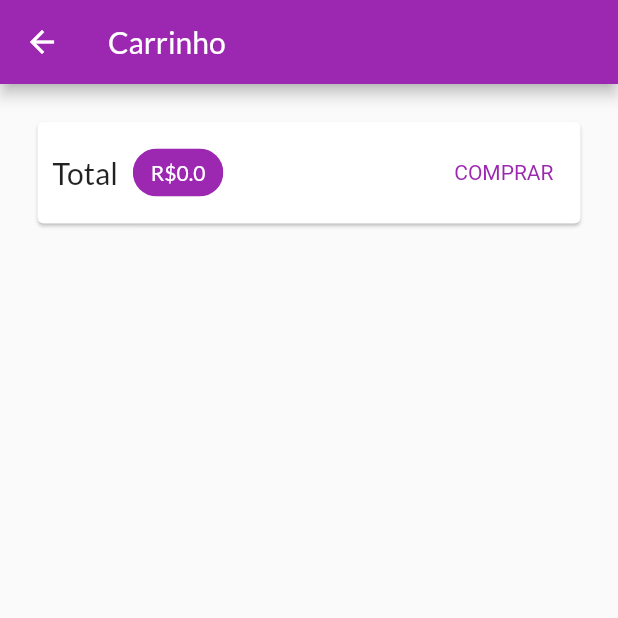
After one commit to souzap371/shop, a Flutter app: the CartPage screen opened by its route, on a phone screen of 412 x 824 dp, the top half of it. The commit adds this screen. Run offline on Flutter 3.47's test engine with Material 2 defaults, Android fonts, the phone set to English and light mode, and no system bars; network calls fail.

Commit message:
atribuição de provider e multiprovider, configuração do carrinho

```diff
--- a/lib/data/dummy_data.dart
+++ b/lib/data/dummy_data.dart
@@ -3,7 +3,7 @@ import 'package:shop/models/product.dart';
 final dummyProducts = [
   Product(
     id: 'p1',
-    title: 'Red Shirt',
+    name: 'Red Shirt',
     description: 'A red shirt - it is pretty red!',
     price: 29.99,
     imageUrl:
@@ -11,7 +11,7 @@ final dummyProducts = [
   ),
   Product(
     id: 'p2',
-    title: 'Trousers',
+    name: 'Trousers',
     description: 'A nice pair of trousers.',
     price: 59.99,
     imageUrl:
@@ -19,14 +19,14 @@ final dummyProducts = [
   ),
   Product(
     id: 'p3',
-    title: 'Yellow Scarf',
+    name: 'Yellow Scarf',
     description: 'Warm and cozy - exactly what you need for the winter.',
     price: 19.99,
     imageUrl: 'https://live.staticflickr.com/4043/4438260868_cc79b3369d_z.jpg',
   ),
   Product(
     id: 'p4',
-    title: 'A Pan',
+    name: 'A Pan',
     description: 'Prepare any meal you want.',
     price: 49.99,
     imageUrl:
--- /dev/null
+++ b/lib/models/cart_item.dart
@@ -0,0 +1,15 @@
+class CartItem {
+  final String id;
+  final String productId;
+  final String name;
+  final int quantity;
+  final double price;
+
+  CartItem({
+    required this.id,
+    required this.productId,
+    required this.name,
+    required this.quantity,
+    required this.price,
+  });
+}
--- a/lib/models/product.dart
+++ b/lib/models/product.dart
@@ -2,7 +2,7 @@ import 'package:flutter/widgets.dart';
 
 class Product with ChangeNotifier {
   final String id;
-  final String title;
+  final String name;
   final String description;
   final double price;
   final String imageUrl;
@@ -10,7 +10,7 @@ class Product with ChangeNotifier {
 
   Product({
     required this.id,
-    required this.title,
+    required this.name,
     required this.description,
     required this.price,
     required this.imageUrl,
--- a/lib/models/product_list.dart
+++ b/lib/models/product_list.dart
@@ -7,9 +7,30 @@ class ProductList with ChangeNotifier {
   final List<Product> _items = dummyProducts;
 
   List<Product> get items => [..._items];
+  List<Product> get favoriteItems =>
+      _items.where((prod) => prod.isFavorite).toList();
 
   void addProduct(Product product) {
     _items.add(product);
     notifyListeners();
   }
 }
+
+// bool _showFavoriteOnly = false;
+
+//  List<Product> get items {
+//    if (_showFavoriteOnly) {
+//      return _items.where((prod) => prod.isFavorite).toList();
+//    }
+//    return [..._items];
+//  }
+
+//  void showFavoriteOnly() {
+//    _showFavoriteOnly = true;
+//    notifyListeners();
+//  }
+
+//  void showAll() {
+//    _showFavoriteOnly = false;
+//    notifyListeners();
+//  }
--- /dev/null
+++ b/lib/pages/cart_page.dart
@@ -0,0 +1,61 @@
+import 'package:flutter/material.dart';
+import 'package:flutter/src/widgets/container.dart';
+import 'package:flutter/src/widgets/framework.dart';
+import 'package:provider/provider.dart';
+import 'package:shop/models/cart.dart';
+
+class CartPage extends StatelessWidget {
+  const CartPage({Key? key}) : super(key: key);
+
+  @override
+  Widget build(BuildContext context) {
+    final Cart cart = Provider.of(context);
+
+    return Scaffold(
+      appBar: AppBar(
+        title: Text('Carrinho'),
+      ),
+      body: Column(
+        children: [
+          Card(
+            margin: const EdgeInsets.all(25),
+            child: Padding(
+              padding: const EdgeInsets.all(10),
+              child: Row(
+                mainAxisAlignment: MainAxisAlignment.spaceBetween,
+                children: [
+                  Text(
+                    'Total',
+                    style: TextStyle(
+                      fontSize: 20,
+                    ),
+                  ),
+                  SizedBox(width: 10),
+                  Chip(
+                    backgroundColor: Theme.of(context).primaryColor,
+                    label: Text(
+                      'R\$${cart.totalAmount}',
+                      style: TextStyle(
+                        color:
+                            Theme.of(context).primaryTextTheme.headline6?.color,
+                      ),
+                    ),
+                  ),
+                  Spacer(),
+                  TextButton(
+                    child: Text('COMPRAR'),
+                    style: TextButton.styleFrom(
+                        textStyle: TextStyle(
+                      color: Theme.of(context).primaryColor,
+                    )),
+                    onPressed: () {},
+                  )
+                ],
+              ),
+            ),
+          ),
+        ],
+      ),
+    );
+  }
+}
--- a/lib/pages/product_detail_page.dart
+++ b/lib/pages/product_detail_page.dart
@@ -14,7 +14,7 @@ class ProductDetailPage extends StatelessWidget {
         ModalRoute.of(context)!.settings.arguments as Product;
     return Scaffold(
       appBar: AppBar(
-        title: Text(product.title),
+        title: Text(product.name),
       ),
     );
   }
--- a/lib/utils/app_routes.dart
+++ b/lib/utils/app_routes.dart
@@ -1,3 +1,4 @@
 class AppRoutes {
   static const PRODUCT_DETAIL = '/product-detail';
+  static const CART = '/cart';
 }
```
Also changed, not shown: lib/components/badge.dart (added, +48 -0 lines), lib/components/product_grid.dart (+6 -1 lines), lib/components/product_item.dart (+11 -4 lines), lib/main.dart (+14 -3 lines), lib/models/cart.dart (added, +62 -0 lines), lib/pages/products_overview_page.dart (+55 -2 lines).
